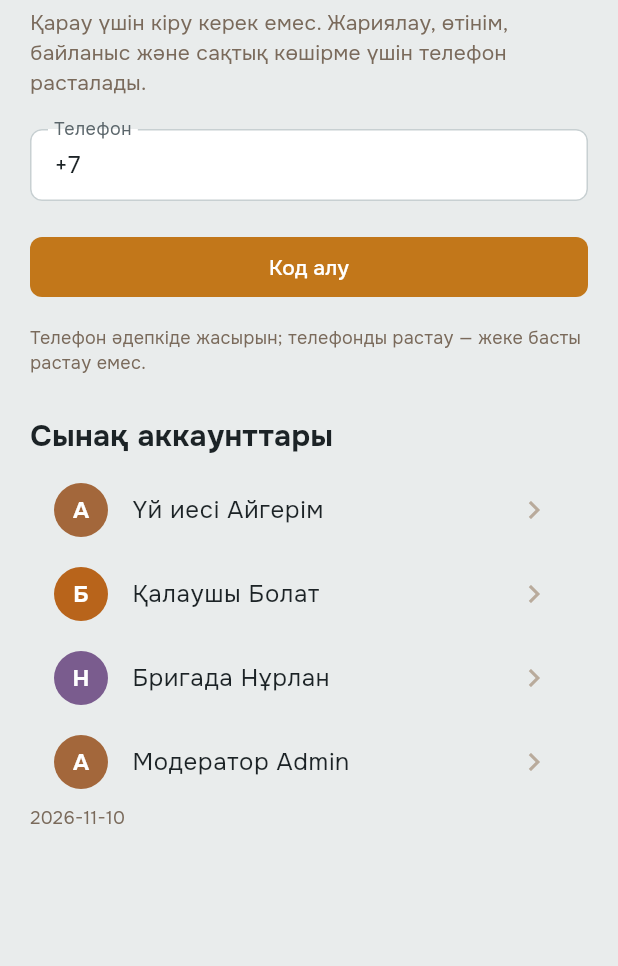
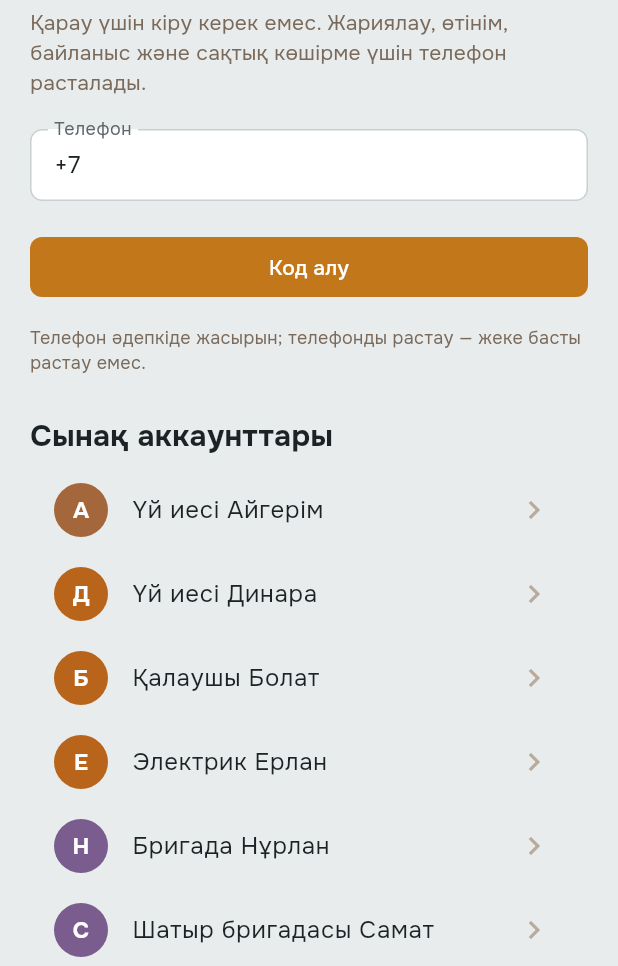
Before and after one commit to eq-devs/yusal, a Flutter app: the LoginPage screen opened directly, on a phone screen of 412 x 824 dp, the part 270-1236 px from its top. Run offline on Flutter 3.47's test engine with Material 3 defaults, Android fonts, the phone set to English and light mode, and no system bars; our stand-ins replace firebase_core, firebase_messaging, flutter_image_compress, flutter_riverpod, google_sign_in, pdf and 3 more; missing offline and left inert: cue, file_selector, indexd_stack_dev, motor; accounts and stored records are empty; statements that could not run were skipped.

Commit message:
Show every role in the login page's test accounts
Real backend (dev sign-in): add a second owner, Test Owner 2, for
owner-to-owner flows such as critiquing another owner's house.
Demo backend: list all seven seeded accounts (adds the second owner,
the electrician and the roofing team).

Co-Authored-By: Claude Opus 5.5 <noreply@anthropic.com>
Claude-Session: https://claude.ai/code/session_01UkwYFwcZ2aueKfBHQ5vtYF

```diff
--- a/lib/platform/ui/auth/login_page.dart
+++ b/lib/platform/ui/auth/login_page.dart
@@ -68,6 +68,7 @@ class _LoginPageState extends State<LoginPage> {
   /// sign-in (see yusal-api router.DevPersonas). Names must match there.
   static const testPersonas = [
     ('Test Owner', '房主', Icons.home_outlined),
+    ('Test Owner 2', '房主 2', Icons.cottage_outlined),
     ('Test Worker', '工人', Icons.construction_outlined),
     ('Test Contractor', '包工头 · 团队', Icons.groups_outlined),
     ('Test Engineer', '工程师', Icons.architecture_outlined),
@@ -226,8 +227,13 @@ class _LoginPageState extends State<LoginPage> {
                 top: 28),
             for (final (id, label) in [
               (SeedIds.owner, '${tr3('业主', 'Үй иесі', 'Владелец')} Айгерім'),
+              (SeedIds.owner2, '${tr3('业主', 'Үй иесі', 'Владелец')} Динара'),
               (SeedIds.mason, '${tr3('瓦工', 'Қалаушы', 'Каменщик')} Болат'),
+              (SeedIds.electrician,
+                  '${tr3('电工', 'Электрик', 'Электрик')} Ерлан'),
               (SeedIds.team, '${tr3('施工队', 'Бригада', 'Бригада')} Нұрлан'),
+              (SeedIds.roofTeam,
+                  '${tr3('屋面队', 'Шатыр бригадасы', 'Кровельщики')} Самат'),
               (SeedIds.admin, '${tr3('审核员', 'Модератор', 'Модератор')} Admin'),
             ])
               ListTile(
```
Also changed, not shown: 1 other file.
